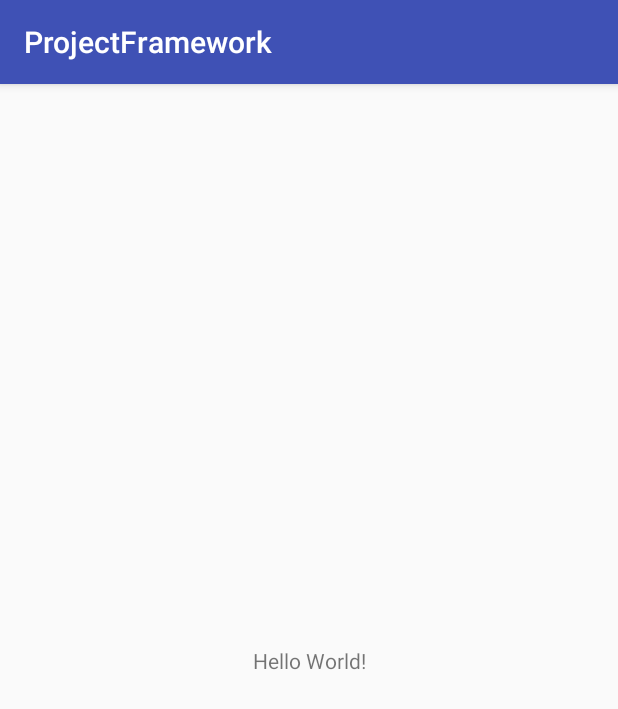
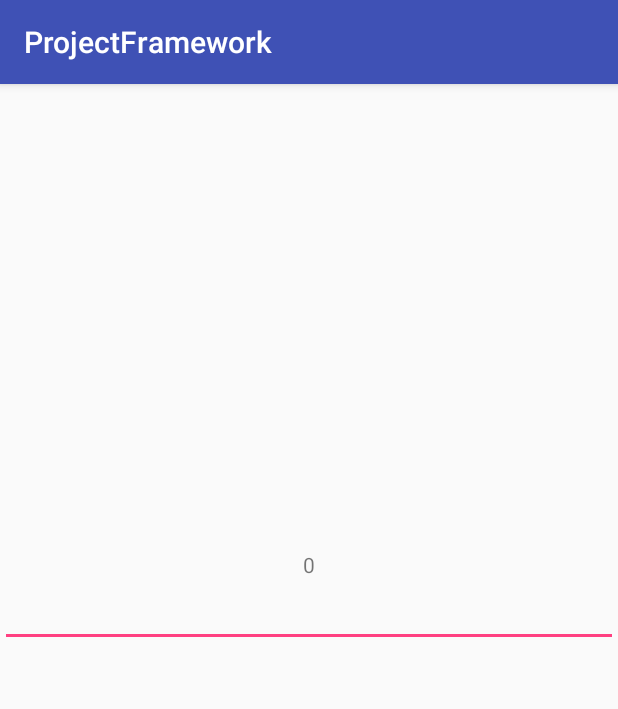
Before and after one commit to wenge1215/DaggerTest2, an Android app: the screen it shows after launch (MainActivity), on a phone screen of 412 x 824 dp. Shown: the top 709 px of the screen. Run offline under Robolectric (Android 15) with nearby library versions, the phone set to English and light mode, and no system bars; our stand-ins replace data binding; 3 statements that could not run were skipped.

Commit message:
data binding

```diff
--- a/build.gradle
+++ b/build.gradle
@@ -5,7 +5,9 @@ buildscript {
     repositories {
         google()
         jcenter()
+        mavenCentral()
         maven { url 'https://oss.jfrog.org/libs-snapshot' }
+        maven { url 'https://maven.google.com' }
     }
     dependencies {
         classpath 'com.android.tools.build:gradle:3.0.0'
--- a/projectframework/src/main/AndroidManifest.xml
+++ b/projectframework/src/main/AndroidManifest.xml
@@ -1,6 +1,8 @@
 <?xml version="1.0" encoding="utf-8"?>
 <manifest xmlns:android="http://schemas.android.com/apk/res/android"
           package="wenge.com.projectframework">
+
+    <uses-permission android:name="android.permission.INTERNET" />
 
     <application
         android:allowBackup="true"
--- a/projectframework/src/main/java/wenge/com/projectframework/MainActivity.java
+++ b/projectframework/src/main/java/wenge/com/projectframework/MainActivity.java
@@ -1,13 +1,33 @@
 package wenge.com.projectframework;
 
+import android.databinding.DataBindingUtil;
+import android.databinding.ViewDataBinding;
 import android.support.v7.app.AppCompatActivity;
 import android.os.Bundle;
+import android.view.View;
+import android.widget.Toast;
+
+import wenge.com.projectframework.databinding.LayoutTestBinding;
 
 public class MainActivity extends AppCompatActivity {
+    private UserBean mUserBean;
 
     @Override
     protected void onCreate(Bundle savedInstanceState) {
         super.onCreate(savedInstanceState);
-        setContentView(R.layout.activity_main);
+
+        LayoutTestBinding viewDataBinding = DataBindingUtil.setContentView(this, R.layout.layout_test);
+        mUserBean = new UserBean();
+        viewDataBinding.setUser(mUserBean);
+        viewDataBinding.setClick(this);
+        viewDataBinding.setImageUrl("http://images.csdn.net/20150810/Blog-Image%E5%89%AF%E6%9C%AC.jpg");
+
+    }
+
+    public void click(View view){
+        String name = mUserBean.getName();
+        String id = mUserBean.getId();
+        int age = mUserBean.getAge();
+        Toast.makeText(this,name+"   " +id+"    "+age,Toast.LENGTH_LONG).show();
     }
 }
--- /dev/null
+++ b/projectframework/src/main/java/wenge/com/projectframework/UserBean.java
@@ -0,0 +1,50 @@
+package wenge.com.projectframework;
+
+import android.databinding.BaseObservable;
+import android.databinding.Bindable;
+
+/**
+ * Created by wen on 2017/11/22.
+ */
+
+public class UserBean  extends BaseObservable{
+    String name;
+    String id;
+    int age;
+
+    public UserBean() {
+    }
+
+    public UserBean(String name, String id, int age) {
+        this.name = name;
+        this.id = id;
+        this.age = age;
+    }
+
+
+    public int getAge() {
+        return age;
+    }
+
+    public void setAge(int age) {
+        this.age = age;
+
+    }
+    @Bindable
+    public String getName() {
+        return name;
+    }
+
+    public void setName(String name) {
+        this.name = name;
+        notifyPropertyChanged(BR.name);
+    }
+
+    public String getId() {
+        return id;
+    }
+
+    public void setId(String id) {
+        this.id = id;
+    }
+}
--- a/projectframework/src/main/res/layout/activity_main.xml
+++ b/projectframework/src/main/res/layout/activity_main.xml
@@ -5,7 +5,8 @@
     xmlns:tools="http://schemas.android.com/tools"
     android:layout_width="match_parent"
     android:layout_height="match_parent"
-    tools:context="wenge.com.projectframework.MainActivity">
+    tools:context="wenge.com.projectframework.MainActivity"
+    >
 
     <TextView
         android:layout_width="wrap_content"
--- /dev/null
+++ b/projectframework/src/main/res/layout/layout_test.xml
@@ -0,0 +1,55 @@
+<?xml version="1.0" encoding="utf-8"?>
+<layout xmlns:android="http://schemas.android.com/apk/res/android"
+    xmlns:app="http://schemas.android.com/apk/res-auto">
+
+    <data>
+
+
+        <variable
+            name="user"
+            type="wenge.com.projectframework.UserBean" />
+
+
+        <variable
+            name="click"
+            type="wenge.com.projectframework.MainActivity" />
+
+        <variable
+            name="imageUrl"
+            type="String" />
+    </data>
+
+    <LinearLayout
+        android:layout_width="match_parent"
+        android:layout_height="match_parent"
+        android:gravity="center"
+        android:orientation="vertical">
+
+        <TextView
+            android:layout_width="wrap_content"
+            android:layout_height="wrap_content"
+            android:layout_margin="20dp"
+            android:text="@{user.name}" />
+
+        <TextView
+            android:layout_width="wrap_content"
+            android:layout_height="wrap_content"
+            android:layout_margin="20dp"
+            android:text="@{user.id}" />
+
+        <TextView
+            android:layout_width="wrap_content"
+            android:layout_height="wrap_content"
+            android:onClick="@{click.click}"
+            android:text="@{String.valueOf(user.age)}" />
+
+        <EditText
+            android:layout_width="match_parent"
+            android:layout_height="wrap_content"
+            android:text="@={user.name}" />
+        <ImageView
+            app:image="@{imageUrl}"
+            android:layout_width="200dp"
+            android:layout_height="200dp" />
+    </LinearLayout>
+</layout>
```
Also changed, not shown: projectframework/build.gradle (+9 -1 lines), projectframework/src/main/java/wenge/com/projectframework/EventHandlers.java (added, +15 -0 lines), projectframework/src/main/java/wenge/com/projectframework/ImageLoaderUtils.java (added, +29 -0 lines), projectframework/src/main/java/wenge/com/projectframework/Imageloader.java (added, +15 -0 lines).
